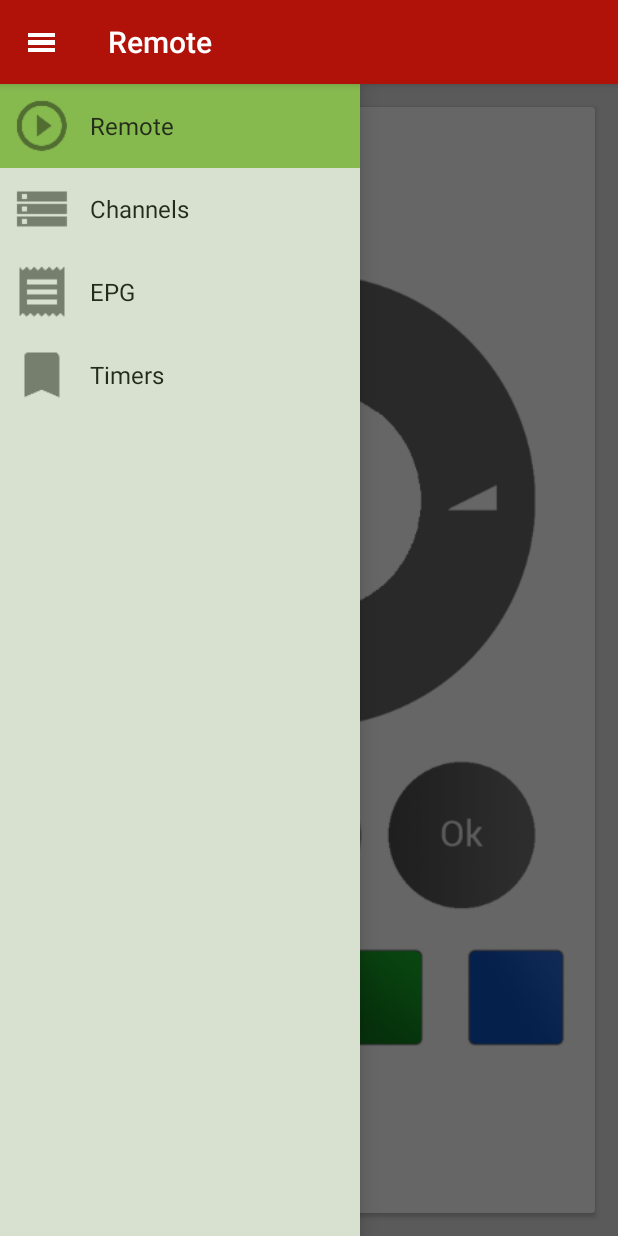
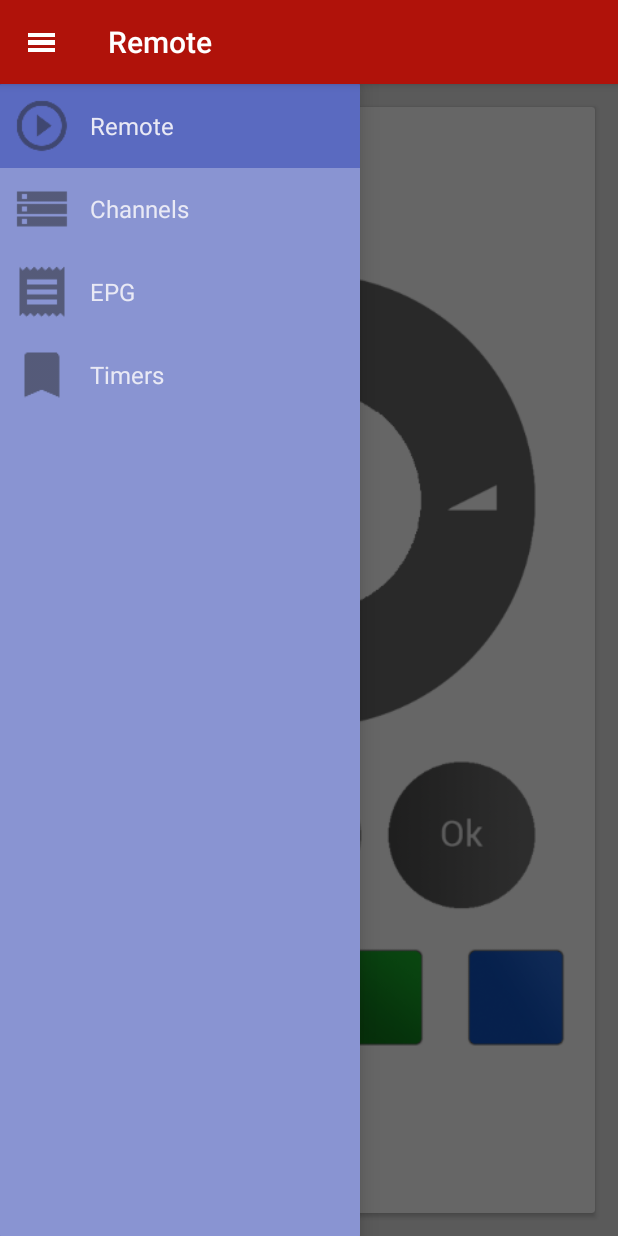
Before and after one commit to bennir/DVBViewerController2, an Android app: the ControllerActivity screen opened directly, with no data from a screen before it, with the side drawer open, on a phone screen of 412 x 824 dp. Run offline under Robolectric (Android 15) with nearby library versions, the phone set to English and light mode, and no system bars; libraries missing offline, so code that uses them is left out: retrofit.client; 8 statements that could not run were skipped.

Commit message:
Colors still suck

```diff
--- a/app/src/main/res/drawable/list_item_selector.xml
+++ b/app/src/main/res/drawable/list_item_selector.xml
@@ -5,7 +5,7 @@
         android:drawable="@color/theme_default_accent_light"/>
 
     <item android:state_activated="true"
-        android:drawable="@color/theme_default_accent"/>
+        android:drawable="@color/theme_default_accent_dark"/>
 
     <item android:drawable="@android:color/transparent"/>
 </selector>
--- a/app/src/main/res/layout/activity_controller.xml
+++ b/app/src/main/res/layout/activity_controller.xml
@@ -26,7 +26,7 @@
         android:layout_width="@dimen/navigation_drawer_width"
         android:layout_height="match_parent"
         android:layout_gravity="start"
-        android:background="@color/theme_background">
+        android:background="@color/theme_default_accent">
 
         <ListView
             android:id="@+id/drawer_list"
--- a/app/src/main/res/layout/list_item_menu.xml
+++ b/app/src/main/res/layout/list_item_menu.xml
@@ -3,6 +3,7 @@
     android:layout_width="match_parent"
     android:layout_height="56dp"
     android:orientation="horizontal"
+    android:foreground="?android:attr/selectableItemBackground"
     android:background="@drawable/list_item_selector">
 
     <ImageView
@@ -11,9 +12,11 @@
         android:layout_height="56dp"
         android:layout_gravity="center"
         android:paddingStart="8dp"
+        android:paddingLeft="8dp"
         android:paddingTop="8dp"
         android:paddingBottom="8dp"
         android:paddingEnd="12dp"
+        android:paddingRight="12dp"
         />
 
     <TextView
@@ -23,6 +26,5 @@
         android:gravity="center_vertical"
         android:minHeight="?android:attr/listPreferredItemHeight"
         android:text="@string/action_example"
-        android:textAppearance="?android:attr/textAppearanceListItemSmall"
-        android:textColor="@android:color/black" />
+        android:textAppearance="?android:attr/textAppearanceListItemSmall" />
 </LinearLayout>
--- a/app/src/main/res/values/colors.xml
+++ b/app/src/main/res/values/colors.xml
@@ -3,9 +3,10 @@
     <color name="theme_default_primary_light">#f36c60</color>
     <color name="theme_default_primary">#d01716</color>
     <color name="theme_default_primary_dark">#b0120a</color>
-    <color name="theme_default_accent">#7cb342</color>
-    <color name="theme_default_accent_light">#aed581</color>
-    <color name="theme_default_accent_dark">#689f38</color>
+    <color name="theme_default_accent">#7986cb</color>
+    <color name="theme_default_accent_light">#c5cae9</color>
+    <color name="theme_default_accent_dark">#3f51b5</color>
+
 
     <color name="theme_background">#e2e2e2</color>
     <color name="transparent">#00000000</color>
```
